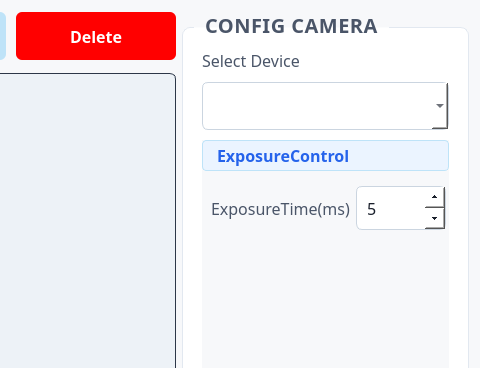
Before: the Qt Designer form ui/ui/project_tab.ui in ADPL-190400/bottle-inspection, drawn with Qt 5; both pictures show x 777 to 1257 and y 0 to 368 of the 1257 by 885 pixel window.
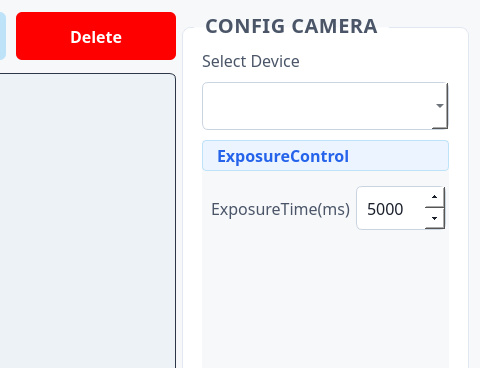
After: the same form once the commit is applied.

Commit message: update ui project_tab

The edit to the form file:
```diff
--- a/ui/ui/project_tab.ui
+++ b/ui/ui/project_tab.ui
@@ -548,7 +548,7 @@
                <number>1</number>
               </property>
               <property name="value">
-               <number>5</number>
+               <number>5000</number>
               </property>
               <property name="displayIntegerBase">
                <number>10</number>
```
